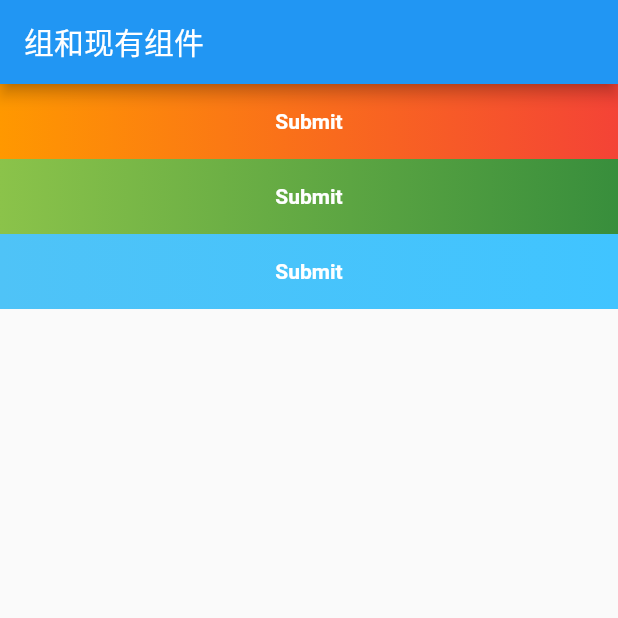
After one commit to lqqjob/Flutter, a Flutter app: the GrandientButtonRoute screen opened directly, on a phone screen of 412 x 824 dp, the top half of it. The commit adds this screen. Run offline on Flutter 3.47's test engine with Material 2 defaults, Android fonts, the light colour scheme and no system bars; missing offline and left inert: dart:ffi.

Commit message:
组合现有组件

```diff
--- /dev/null
+++ b/fluttertest/lib/10 自定义组件/GradientButtonRoute.dart
@@ -0,0 +1,101 @@
+import 'package:flutter/material.dart';
+
+class GradientButton extends StatelessWidget {
+  GradientButton({
+    this.colors,
+    this.width,
+    this.height,
+    this.onPress,
+    this.borderRadius,
+    @required this.child,
+  });
+
+  final List<Color> colors;
+  final double width;
+  final double height;
+  final Widget child;
+  final BorderRadius borderRadius;
+  final GestureTapCallback onPress;
+
+  @override
+  Widget build(BuildContext context) {
+    ThemeData theme = Theme.of(context);
+    List<Color> _colors = colors ??
+        [theme.primaryColor, theme.primaryColorDark ?? theme.primaryColor];
+
+    return DecoratedBox(
+      decoration: BoxDecoration(
+        gradient: LinearGradient(colors: _colors),
+        borderRadius: borderRadius,
+      ),
+      child: Material(
+        type: MaterialType.transparency,
+        child: InkWell(
+          splashColor: _colors.last,
+          highlightColor: Colors.transparent,
+          borderRadius: borderRadius,
+          onTap: onPress,
+          child: ConstrainedBox(
+            constraints: BoxConstraints.tightFor(height: height, width: width),
+            child: Center(
+              child: Padding(
+                padding: EdgeInsets.all(8.0),
+                child: DefaultTextStyle(
+                  style: TextStyle(
+                    fontWeight: FontWeight.bold,
+                  ),
+                  child: child,
+                ),
+              ),
+            ),
+          ),
+        ),
+      ),
+    );
+  }
+}
+
+class GrandientButtonRoute extends StatefulWidget {
+  @override
+  State<StatefulWidget> createState() {
+    return _GrandientButtonsRoute();
+  }
+}
+
+class _GrandientButtonsRoute extends State<GrandientButtonRoute> {
+  @override
+  Widget build(BuildContext context) {
+    onTap() {
+      print("Button Click");
+    }
+    return Scaffold(
+      appBar: AppBar(
+        title: Text("组和现有组件"),
+      ),
+      body: Container(
+        child: Column(
+          children: <Widget>[
+            GradientButton(
+              colors: [Colors.orange, Colors.red],
+              height: 50,
+              child: Text("Submit"),
+              onPress: onTap,
+            ),
+            GradientButton(
+              colors: [Colors.lightGreen, Colors.green[700]],
+              height: 50,
+              child: Text("Submit"),
+              onPress: onTap,
+            ),
+            GradientButton(
+              height: 50,
+              colors: [Colors.lightBlue[300], Colors.lightBlueAccent],
+              child: Text("Submit"),
+              onPress: onTap,
+            ),
+          ],
+        ),
+      ),
+    );
+  }
+}
--- a/fluttertest/lib/main.dart
+++ b/fluttertest/lib/main.dart
@@ -17,6 +17,7 @@ import '9 动画/HeroAnimationRoute.dart';
 import '9 动画/StaggerRoute.dart';
 import '9 动画/AnimatedSwitcherCounterRoute.dart';
 import '9 动画/OverAnimationComponent.dart';
+import '10 自定义组件/GradientButtonRoute.dart';
 void main() => runApp(MyApp());
 
 class RouteModel extends Object {
@@ -120,6 +121,9 @@ class _MyHomePageState extends State<MyHomePage> {
       }else if (i == 15) {
         map.title = "动画过渡组件";
         map.widget = OverAnimationComponent();
+      }else if (i == 16) {
+        map.title = "组和现有组件";
+        map.widget = GrandientButtonRoute();
       }
       if(map.title != null)
       list.add(map);
```
